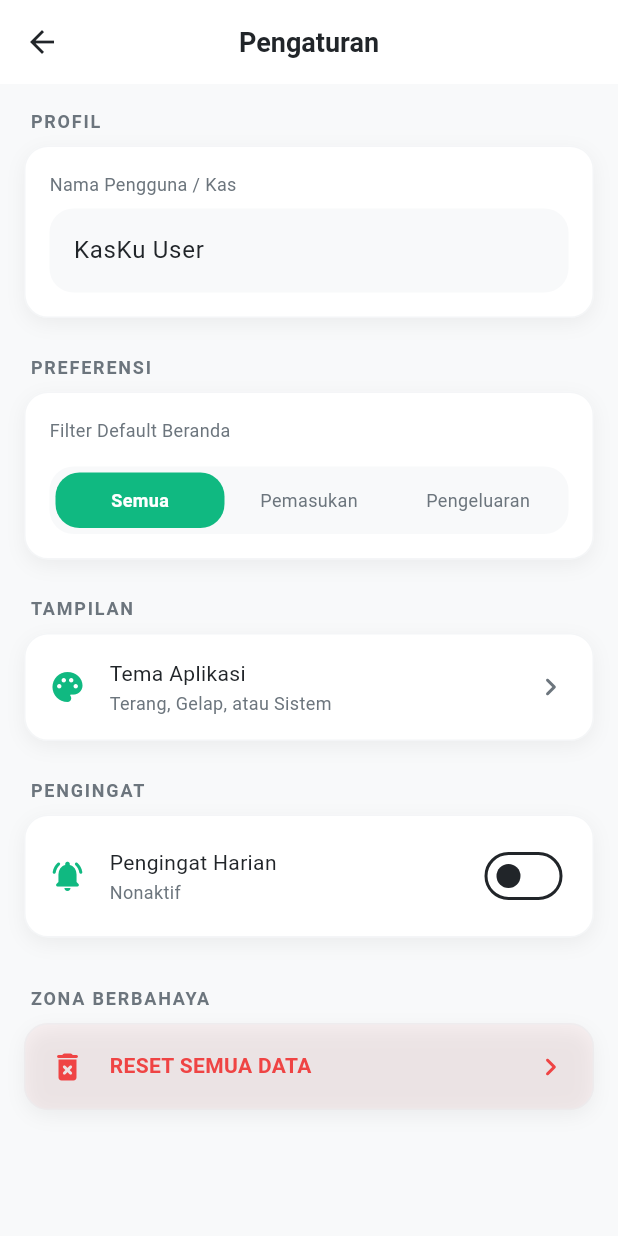
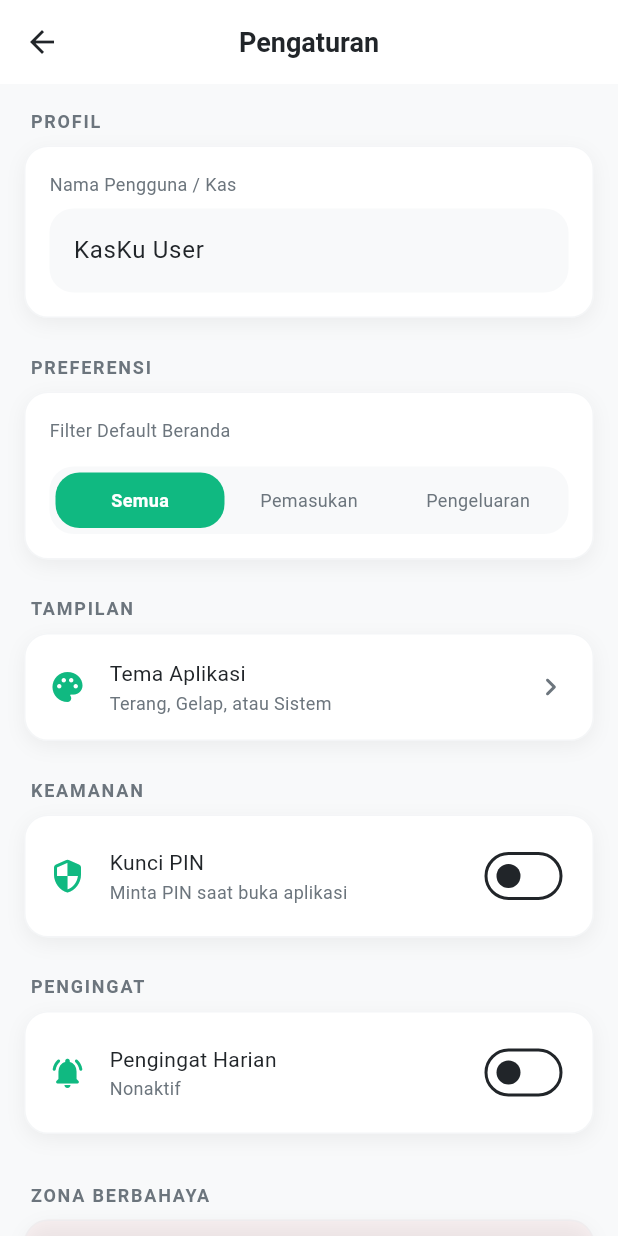
Before and after one commit to hifnikhalid18-lang/Smartkas, a Flutter app: the screen it shows after launch, after a tap on the "notifications none" icon, on a phone screen of 412 x 824 dp. Run offline on Flutter 3.47's test engine with Material 3 defaults, Android fonts, the phone set to English and light mode, and no system bars; our stand-ins replace file_picker, flutter_local_notifications, flutter_secure_storage, share_plus, shared_preferences, timezone.

Commit message:
feat: add offline PIN lock security feature

```diff
--- a/lib/main.dart
+++ b/lib/main.dart
@@ -3,6 +3,8 @@ import 'screens/splash_screen.dart';
 import 'services/local_notification_service.dart';
 import 'providers/theme_provider.dart';
 import 'utils/reusable_color_scheme.dart';
+import 'providers/security_provider.dart';
+import 'screens/pin_lock_screen.dart';
 
 void main() async {
   WidgetsFlutterBinding.ensureInitialized();
@@ -24,7 +26,15 @@ class KasKuApp extends StatelessWidget {
           themeMode: themeProvider.themeMode,
           theme: ReusableColorScheme.lightTheme,
           darkTheme: ReusableColorScheme.darkTheme,
-          home: const SplashScreen(),
+          home: ListenableBuilder(
+            listenable: securityProvider,
+            builder: (context, _) {
+              if (securityProvider.isLocked) {
+                return const PinLockScreen();
+              }
+              return const SplashScreen();
+            },
+          ),
         );
       },
     );
--- /dev/null
+++ b/lib/providers/security_provider.dart
@@ -0,0 +1,54 @@
+import 'package:flutter/material.dart';
+import '../services/secure_storage_service.dart';
+
+class SecurityProvider extends ChangeNotifier {
+  bool _isLocked = false;
+  bool _pinEnabled = false;
+
+  SecurityProvider() {
+    _loadSecurityStatus();
+  }
+
+  bool get isLocked => _isLocked;
+  bool get pinEnabled => _pinEnabled;
+
+  Future<void> _loadSecurityStatus() async {
+    _pinEnabled = await SecureStorageService.isPINEnabled();
+    // If PIN is enabled, app should start in locked state
+    _isLocked = _pinEnabled;
+    notifyListeners();
+  }
+
+  void unlock() {
+    _isLocked = false;
+    notifyListeners();
+  }
+
+  void lock() {
+    if (_pinEnabled) {
+      _isLocked = true;
+      notifyListeners();
+    }
+  }
+
+  Future<void> togglePIN(bool enabled, String pin) async {
+    _pinEnabled = enabled;
+    await SecureStorageService.setPINEnabled(enabled);
+    if (enabled) {
+      await SecureStorageService.savePIN(pin);
+    }
+    notifyListeners();
+  }
+
+  Future<bool> verifyPIN(String pin) async {
+    final savedPIN = await SecureStorageService.getPIN();
+    return savedPIN == pin;
+  }
+
+  Future<void> updatePIN(String newPin) async {
+    await SecureStorageService.savePIN(newPin);
+    notifyListeners();
+  }
+}
+
+final securityProvider = SecurityProvider();
--- a/lib/screens/settings_screen.dart
+++ b/lib/screens/settings_screen.dart
@@ -5,6 +5,8 @@ import '../utils/app_styles.dart';
 import '../widgets/reusable_card.dart';
 import '../widgets/reminder_settings_card.dart';
 import 'theme_settings_screen.dart';
+import 'pin_setup_screen.dart';
+import '../providers/security_provider.dart';
 
 class SettingsScreen extends StatefulWidget {
   const SettingsScreen({super.key});
@@ -108,6 +110,71 @@ class _SettingsScreenState extends State<SettingsScreen> {
                       const Icon(Icons.chevron_right_rounded, color: AppColors.secondaryText),
                     ],
                   ),
+                ),
+
+                const SizedBox(height: AppSpacing.lg),
+                _buildSectionTitle('KEAMANAN'),
+                ListenableBuilder(
+                  listenable: securityProvider,
+                  builder: (context, _) {
+                    return Column(
+                      children: [
+                        ReusableCard(
+                          margin: const EdgeInsets.only(top: AppSpacing.sm),
+                          child: Row(
+                            children: [
+                              const Icon(Icons.security_rounded, color: AppColors.accent),
+                              const SizedBox(width: AppSpacing.md),
+                              const Expanded(
+                                child: Column(
+                                  crossAxisAlignment: CrossAxisAlignment.start,
+                                  children: [
+                                    Text('Kunci PIN', style: AppTextStyles.body),
+                                    Text('Minta PIN saat buka aplikasi', style: AppTextStyles.caption),
+                                  ],
+                                ),
+                              ),
+                              Switch(
+                                value: securityProvider.pinEnabled,
+                                onChanged: (value) {
+                                  if (value) {
+                                    Navigator.push(
+                                      context,
+                                      MaterialPageRoute(builder: (_) => const PinSetupScreen()),
+                                    );
+                                  } else {
+                                    securityProvider.togglePIN(false, '');
+                                  }
+                                },
+                                activeColor: AppColors.accent,
+                              ),
+                            ],
+                          ),
+                        ),
+                        if (securityProvider.pinEnabled) ...[
+                          const SizedBox(height: AppSpacing.md),
+                          ReusableCard(
+                            onTap: () {
+                              Navigator.push(
+                                context,
+                                MaterialPageRoute(builder: (_) => const PinSetupScreen(isChanging: true)),
+                              );
+                            },
+                            child: const Row(
+                              children: [
+                                Icon(Icons.lock_reset_rounded, color: AppColors.secondaryText),
+                                SizedBox(width: AppSpacing.md),
+                                Expanded(
+                                  child: Text('Ubah PIN Keamanan', style: AppTextStyles.body),
+                                ),
+                                Icon(Icons.chevron_right_rounded, color: AppColors.secondaryText),
+                              ],
+                            ),
+                          ),
+                        ],
+                      ],
+                    );
+                  },
                 ),
 
                 const SizedBox(height: AppSpacing.lg),
--- /dev/null
+++ b/lib/services/secure_storage_service.dart
@@ -0,0 +1,28 @@
+import 'package:flutter_secure_storage/flutter_secure_storage.dart';
+
+class SecureStorageService {
+  static const _storage = FlutterSecureStorage();
+  static const _pinKey = 'app_pin_code';
+  static const _pinEnabledKey = 'app_pin_enabled';
+
+  static Future<void> savePIN(String pin) async {
+    await _storage.write(key: _pinKey, value: pin);
+  }
+
+  static Future<String?> getPIN() async {
+    return await _storage.read(key: _pinKey);
+  }
+
+  static Future<void> setPINEnabled(bool enabled) async {
+    await _storage.write(key: _pinEnabledKey, value: enabled.toString());
+  }
+
+  static Future<bool> isPINEnabled() async {
+    final value = await _storage.read(key: _pinEnabledKey);
+    return value == 'true';
+  }
+
+  static Future<void> clearAll() async {
+    await _storage.deleteAll();
+  }
+}
--- a/pubspec.yaml
+++ b/pubspec.yaml
@@ -33,6 +33,7 @@ dependencies:
   share_plus: 10.1.4
   flutter_local_notifications: 17.2.2
   timezone: 0.9.2
+  flutter_secure_storage: ^10.0.0
 
 dev_dependencies:
   flutter_test:
```
Also changed, not shown: lib/screens/pin_lock_screen.dart (added, +170 -0 lines), lib/screens/pin_setup_screen.dart (added, +73 -0 lines), pubspec.lock, 5 other files.
